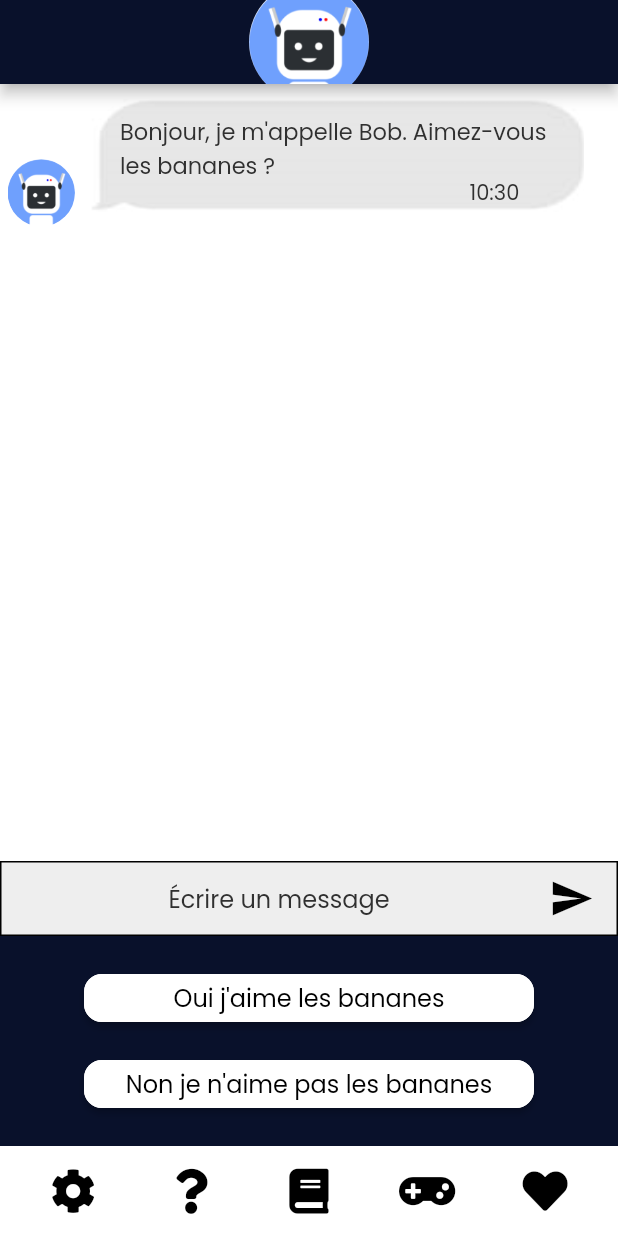
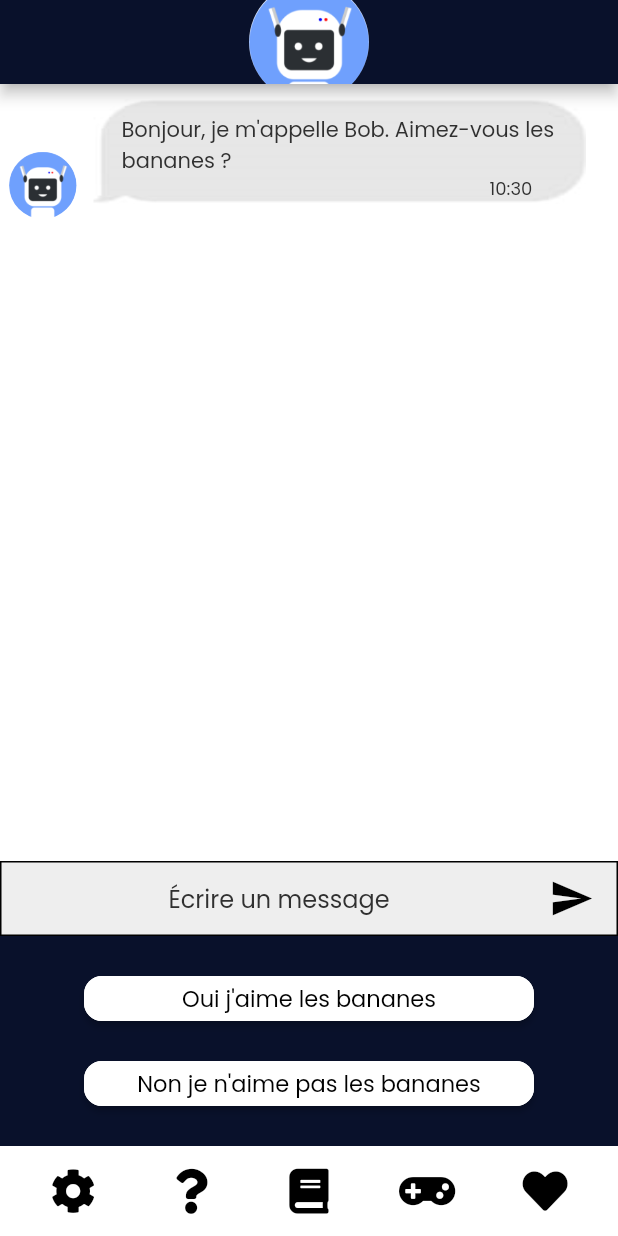
Before and after one commit to NereisD/Compagnon_Virtuel, a Flutter app: the screen it shows after launch, after a tap on the "send" icon, on a phone screen of 412 x 824 dp. Run offline on Flutter 3.47's test engine with Material 2 defaults, Android fonts, the phone set to English and light mode, and no system bars; drawn by our look-alikes of auto_size_text; our stand-ins replace font_awesome_flutter, google_fonts, page_transition, timeago; missing offline and left inert: json_path.

Commit message:
Bulles responsives et affichage
Ajout de la responsivité des bulles de dialogues et découpage des phrases en plusieurs bulles si elles sont trop longues. Aussi des améliorations visuelles sur les paddings et la taille des widgets.

```diff
--- a/maquette_1/lib/main.dart
+++ b/maquette_1/lib/main.dart
@@ -37,7 +37,7 @@ class _HomePageWidgetState extends State<HomePageWidget> {
   final scaffoldKey = GlobalKey<ScaffoldState>();
 
   // ignore: deprecated_member_use
-  var bullesDialogue = List.generate(1, (_) => List(4));
+  var bullesDialogue = List.generate(1, (_) => List(5));
 
   // ignore: deprecated_member_use
   var scenarioRobot = List.generate(10, (_) => List(3));
@@ -45,11 +45,20 @@ class _HomePageWidgetState extends State<HomePageWidget> {
   // ignore: deprecated_member_use
   var scenarioUser = List.generate(12, (_) => List(3));
 
+  // ignore: deprecated_member_use
+  var dimensionsBulles = List.generate(3, (_) => List(3));
+
   /* iRobot permet de trouver l'indice dans le scénario du Robot */
   int iRobot = 0;
 
   /* pxReponses permet de définir la taille du widget réponses en px */
-  double pxReponses = 210;
+  double pxReponses;
+
+  /* typeBulle permet de définir la taille d'une bulle de dialogue.
+  Type 1 : la plus petite
+  Type 2 : intermédaire
+  Type 3 : la plus grosse */
+  int typeBulle;
 
   @override
   void initState() {
@@ -58,8 +67,10 @@ class _HomePageWidgetState extends State<HomePageWidget> {
 
     scenarioRobot = initialiseScenarioRobot();
     scenarioUser = initialiseScenarioUser();
+    dimensionsBulles = initialiseDimensionsBulles();
 
     pxReponses = scenarioRobot[0][2].length.toDouble() * 60 + 20;
+    typeBulle = 3;
 
     //initialisation des bulles de dialogues
     //colonne 0 : ID_bulle,
@@ -71,9 +82,24 @@ class _HomePageWidgetState extends State<HomePageWidget> {
     bullesDialogue[0][2] = scenarioRobot[0][1];
     bullesDialogue[0][3] =
         "${DateTime.now().hour}:${DateTime.now().minute.toString().padLeft(2, "0")}";
+    bullesDialogue[0][4] = 2;
 
     // ignore: avoid_print
     print("bulles0 = " + bullesDialogue.toString());
+  }
+
+  List<List<dynamic>> initialiseDimensionsBulles() {
+    dimensionsBulles[0][0] = 0; //type de bulle
+    dimensionsBulles[0][1] = 50; //height
+    dimensionsBulles[0][2] = 0.3; //width
+    dimensionsBulles[1][0] = 1;
+    dimensionsBulles[1][1] = 50;
+    dimensionsBulles[1][2] = 0.6;
+    dimensionsBulles[2][0] = 2;
+    dimensionsBulles[2][1] = 70;
+    dimensionsBulles[2][2] = 0.8;
+
+    return dimensionsBulles;
   }
 
   List<List<dynamic>> initialiseScenarioRobot() {
@@ -110,7 +136,8 @@ class _HomePageWidgetState extends State<HomePageWidget> {
     scenarioRobot[8][1] = "Tenez, au revoir ! ";
     scenarioRobot[8][2] = [10];
     scenarioRobot[9][0] = 9;
-    scenarioRobot[9][1] = "Tant pis, au revoir !";
+    scenarioRobot[9][1] =
+        "Tant pis, au revoir ! Ce fut un plaisir de vous, rencontrer. Et c'est un long message ! Oui vraiment long ? Ou pas. Peut etre bien que si en fait.";
     scenarioRobot[9][2] = [10];
 
     return scenarioRobot;
@@ -150,7 +177,7 @@ class _HomePageWidgetState extends State<HomePageWidget> {
     scenarioUser[9][2] = 9;
     scenarioUser[10][0] = 10;
     scenarioUser[10][1] = "Au revoir ! ";
-    scenarioUser[10][2] = -1;
+    scenarioUser[10][2] = 0; //ici -1 mais pour boucler on laisse 0
     scenarioUser[11][0] = 11;
     scenarioUser[11][1] = "Je m'en vais manger des kiwis ";
     scenarioUser[11][2] = -1;
@@ -158,11 +185,16 @@ class _HomePageWidgetState extends State<HomePageWidget> {
     return scenarioUser;
   }
 
-  //Fonction pour ajouter une bulle de dialogue
-  void ajoutBulle(String message, int isUser) {
-    setState(() {
-      //value = $m;
-      print("-------- Début ajoutBulle --------");
+  void creerBulle(String message, int isUser) {
+    if (message.length < 16) {
+      typeBulle = 0;
+    } else if (message.length < 32) {
+      typeBulle = 1;
+    } else {
+      typeBulle = 2;
+    }
+    print("message length = " + message.length.toString());
+    print("typeBulle = " + typeBulle.toString());
 
     /* Augmentation de la taille du tableau */
     int idBulle = bullesDialogue.length;
@@ -173,16 +205,55 @@ class _HomePageWidgetState extends State<HomePageWidget> {
       idBulle,
       isUser,
       message,
-        "${DateTime.now().hour}:${DateTime.now().minute.toString().padLeft(2, "0")}"
+      "${DateTime.now().hour}:${DateTime.now().minute.toString().padLeft(2, "0")}",
+      typeBulle
     ];
     bullesDialogue[idBulle] = bulle;
+    print("bullesDialogue[" + idBulle.toString() + "] = " + bulle.toString());
+  }
+
+  //Fonction pour ajouter une bulle de dialogue
+  void ajoutBulle(String message, int isUser) {
+    setState(() {
+      //value = $m;
+      print("-------- Début ajoutBulle --------");
+
+      int MAX = 70;
+      bool estRentreDansLeWhile = false;
+      bool stopWhile = false;
+      var splittedMessage = message;
+      while (message.length > MAX && stopWhile == false) {
+        splittedMessage = '';
+        estRentreDansLeWhile = true;
+
+        if (message.contains('?') && message.indexOf('?') < MAX) {
+          splittedMessage = message.substring(0, message.indexOf('?') + 1);
+          message = message.substring(message.indexOf('?') + 1, message.length);
+        } else if (message.contains('!') && message.indexOf('!') < MAX) {
+          splittedMessage = message.substring(0, message.indexOf('!') + 1);
+          message = message.substring(message.indexOf('!') + 1, message.length);
+        } else if (message.contains('.') && message.indexOf('.') < MAX) {
+          splittedMessage = message.substring(0, message.indexOf('.') + 1);
+          message = message.substring(message.indexOf('.') + 1, message.length);
+        } else if (message.contains(',') && message.indexOf(',') < MAX) {
+          splittedMessage = message.substring(0, message.indexOf(',') + 1);
+          message = message.substring(message.indexOf(',') + 1, message.length);
+        } else {
+          stopWhile = true;
+          splittedMessage = message;
+        }
+        //print("splittedMessage = " + splittedMessage);
+        //print("message = " + message);
+
+        creerBulle(splittedMessage, isUser);
+      }
+
+      if (estRentreDansLeWhile == false || message != splittedMessage) {
+        creerBulle(message, isUser);
+      }
 
       /* Attribution de la taille du widget des boutons */
-      pxReponses = scenarioRobot[iRobot][2].length.toDouble() * 60 + 20;
-
-      // ignore: avoid_print
-      print(
-          "bullesDialogue[$idBulle]  = " + bullesDialogue[idBulle].toString());
+      pxReponses = scenarioRobot[iRobot][2].length.toDouble() * 60 + 10;
 
       print("-------- Fin ajoutBulle --------");
     });
@@ -229,7 +300,7 @@ class _HomePageWidgetState extends State<HomePageWidget> {
                 child: Column(
                   mainAxisSize: MainAxisSize.max,
                   mainAxisAlignment: MainAxisAlignment.end,
-                  crossAxisAlignment: CrossAxisAlignment.start,
+                  crossAxisAlignment: CrossAxisAlignment.end,
                   children: [
                     for (int i = 0; i < bullesDialogue.length; i++)
                       if (bullesDialogue[i][1] == 0)
@@ -241,7 +312,7 @@ class _HomePageWidgetState extends State<HomePageWidget> {
                           children: [
                             Padding(
                               padding:
-                                  EdgeInsetsDirectional.fromSTEB(5, 20, 0, 0),
+                                  EdgeInsetsDirectional.fromSTEB(6, 0, 0, 0),
                               child: Container(
                                 width: 45,
                                 height: 45,
@@ -259,8 +330,11 @@ class _HomePageWidgetState extends State<HomePageWidget> {
                               padding: EdgeInsetsDirectional.fromSTEB(
                                   10, 10, 10, 10),
                               child: Container(
-                                width: MediaQuery.of(context).size.width * 0.8,
-                                height: 75,
+                                width: MediaQuery.of(context).size.width *
+                                    dimensionsBulles[bullesDialogue[i][4]][2],
+                                height: dimensionsBulles[bullesDialogue[i][4]]
+                                        [1]
+                                    .toDouble(),
                                 decoration: BoxDecoration(),
                                 child: Stack(
                                   children: [
@@ -273,7 +347,10 @@ class _HomePageWidgetState extends State<HomePageWidget> {
                                         image: DecorationImage(
                                           fit: BoxFit.fill,
                                           image: Image.asset(
-                                            'assets/images/bulle_gauche.png',
+                                            'assets/images/bulle_gauche_' +
+                                                bullesDialogue[i][4]
+                                                    .toString() +
+                                                '.png',
                                           ).image,
                                         ),
                                       ),
@@ -286,7 +363,7 @@ class _HomePageWidgetState extends State<HomePageWidget> {
                                           style: FlutterFlowTheme.bodyText1
                                               .override(
                                             fontFamily: 'Poppins',
-                                            fontSize: 15,
+                                            fontSize: 14,
                                           ),
                                         ),
                                       ),
@@ -294,14 +371,18 @@ class _HomePageWidgetState extends State<HomePageWidget> {
                                     Align(
                                       alignment: AlignmentDirectional(1, 1),
                                       child: Container(
-                                        width: 120,
-                                        height: 25,
+                                        width: 100,
+                                        height: 20,
                                         decoration: BoxDecoration(),
                                         child: Align(
                                           alignment: AlignmentDirectional(0, 0),
                                           child: Text(
                                             bullesDialogue[i][3].toString(),
-                                            style: FlutterFlowTheme.bodyText1,
+                                            style: FlutterFlowTheme.bodyText1
+                                                .override(
+                                              fontFamily: 'Poppins',
+                                              fontSize: 12,
+                                            ),
                                           ),
                                         ),
                                       ),
@@ -316,14 +397,18 @@ class _HomePageWidgetState extends State<HomePageWidget> {
                         /* Bulle de dialogue de l'utilisateur */
                         Row(
                           mainAxisSize: MainAxisSize.max,
+                          mainAxisAlignment: MainAxisAlignment.end,
                           crossAxisAlignment: CrossAxisAlignment.end,
                           children: [
                             Padding(
                               padding: EdgeInsetsDirectional.fromSTEB(
                                   10, 10, 10, 10),
                               child: Container(
-                                width: MediaQuery.of(context).size.width * 0.8,
-                                height: 75,
+                                width: MediaQuery.of(context).size.width *
+                                    dimensionsBulles[bullesDialogue[i][4]][2],
+                                height: dimensionsBulles[bullesDialogue[i][4]]
+                                        [1]
+                                    .toDouble(),
                                 decoration: BoxDecoration(
                                   color: Color(0xFFEEEEEE),
                                 ),
@@ -338,7 +423,10 @@ class _HomePageWidgetState extends State<HomePageWidget> {
                                         image: DecorationImage(
                                           fit: BoxFit.fill,
                                           image: Image.asset(
-                                            'assets/images/bulle_droite.png',
+                                            'assets/images/bulle_droite_' +
+                                                bullesDialogue[i][4]
+                                                    .toString() +
+                                                '.png',
                                           ).image,
                                         ),
                                       ),
@@ -350,7 +438,7 @@ class _HomePageWidgetState extends State<HomePageWidget> {
                                           style: FlutterFlowTheme.bodyText1
                                               .override(
                                             fontFamily: 'Poppins',
-                                            fontSize: 15,
+                                            fontSize: 14,
                                           ),
                                         ),
                                       ),
@@ -358,14 +446,18 @@ class _HomePageWidgetState extends State<HomePageWidget> {
                                     Align(
                                       alignment: AlignmentDirectional(1, 1),
                                       child: Container(
-                                        width: 120,
-                                        height: 25,
+                                        width: 100,
+                                        height: 20,
                                         decoration: BoxDecoration(),
                                         child: Align(
                                           alignment: AlignmentDirectional(0, 0),
                                           child: Text(
                                             bullesDialogue[i][3].toString(),
-                                            style: FlutterFlowTheme.bodyText1,
+                                            style: FlutterFlowTheme.bodyText1
+                                                .override(
+                                              fontFamily: 'Poppins',
+                                              fontSize: 12,
+                                            ),
                                           ),
                                         ),
                                       ),
@@ -374,7 +466,10 @@ class _HomePageWidgetState extends State<HomePageWidget> {
                                 ),
                               ),
                             ),
-                            Container(
+                            Padding(
+                              padding:
+                                  EdgeInsetsDirectional.fromSTEB(0, 0, 6, 0),
+                              child: Container(
                                 width: 45,
                                 height: 45,
                                 clipBehavior: Clip.antiAlias,
@@ -383,6 +478,7 @@ class _HomePageWidgetState extends State<HomePageWidget> {
                                 ),
                                 child: Image.asset(
                                   'assets/images/femme2.png',
+                                ),
                               ),
                             ),
                           ],
@@ -415,8 +511,8 @@ class _HomePageWidgetState extends State<HomePageWidget> {
                       children: [
                         Expanded(
                           child: Padding(
-                            padding:
-                                EdgeInsetsDirectional.fromSTEB(20, 0, 0, 0),
+                            padding: const EdgeInsetsDirectional.fromSTEB(
+                                20, 0, 0, 0),
                             child: TextFormField(
                               controller: textController,
                               obscureText: false,
@@ -428,22 +524,22 @@ class _HomePageWidgetState extends State<HomePageWidget> {
                                   fontFamily: 'Poppins',
                                   fontSize: 16,
                                 ),
-                                enabledBorder: UnderlineInputBorder(
+                                enabledBorder: const UnderlineInputBorder(
                                   borderSide: BorderSide(
                                     color: Color(0x00000000),
                                     width: 1,
                                   ),
-                                  borderRadius: const BorderRadius.only(
+                                  borderRadius: BorderRadius.only(
                                     topLeft: Radius.circular(4.0),
                                     topRight: Radius.circular(4.0),
                                   ),
                                 ),
-                                focusedBorder: UnderlineInputBorder(
+                                focusedBorder: const UnderlineInputBorder(
                                   borderSide: BorderSide(
                                     color: Color(0x00000000),
                                     width: 1,
                                   ),
-                                  borderRadius: const BorderRadius.only(
+                                  borderRadius: BorderRadius.only(
                                     topLeft: Radius.circular(4.0),
                                     topRight: Radius.circular(4.0),
                                   ),
@@ -462,7 +558,7 @@ class _HomePageWidgetState extends State<HomePageWidget> {
                           borderRadius: 30,
                           borderWidth: 1,
                           buttonSize: 60,
-                          icon: Icon(
+                          icon: const Icon(
                             Icons.send,
                             color: Colors.black,
                             size: 30,
@@ -514,12 +610,12 @@ class _HomePageWidgetState extends State<HomePageWidget> {
                           scenarioRobot[0][2][i],*/
                             options: FFButtonOptions(
                               width: 300,
-                              height: 32,
+                              height: 30,
                               color: Colors.white,
                               textStyle: FlutterFlowTheme.subtitle2.override(
                                 fontFamily: 'Poppins',
                                 color: Colors.black,
-                                fontSize: 16,
+                                fontSize: 15,
                               ),
                               borderSide: BorderSide(
                                 color: FlutterFlowTheme.tertiaryColor,
```
Also changed, not shown: maquette_1/assets/images/bulle_droite_0.png (added), maquette_1/assets/images/bulle_droite_1.png (added), maquette_1/assets/images/bulle_droite_2.png (renamed from maquette_1/assets/images/bulle_droite.png), maquette_1/assets/images/bulle_gauche_0.png (added), maquette_1/assets/images/bulle_gauche_1.png (added), maquette_1/assets/images/bulle_gauche_2.png (renamed from maquette_1/assets/images/bulle_gauche.png). Lines whose indentation alone changed are shown as unchanged.
